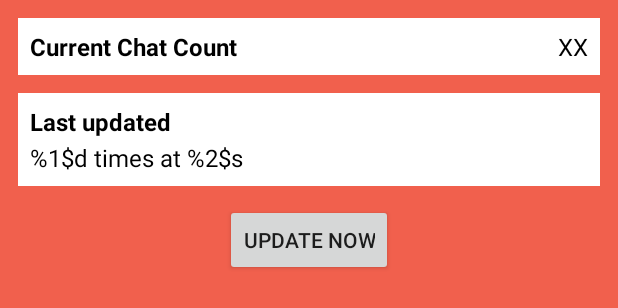
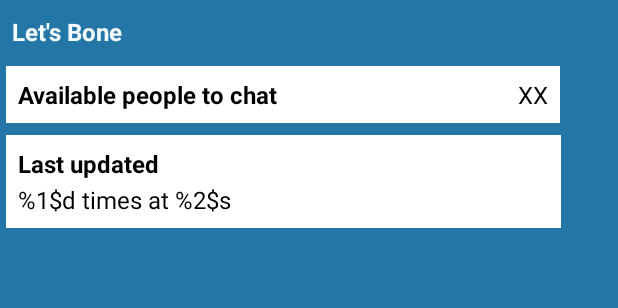
Before and after one commit to danask/LetsBone, an Android app: the layout new_info_widget.xml on its own in the app's theme, with its tools: preview values and no code run, on a phone screen of 412 x 824 dp. Shown: the top 308 px of the screen. Run offline under Robolectric (Android 15) with nearby library versions, the phone set to English and light mode, and no system bars.

Commit message:
Updated the widget and user notification service with a account info.

```diff
--- a/app/src/main/java/com/mobile/letsbone/ChatMenuFragment.java
+++ b/app/src/main/java/com/mobile/letsbone/ChatMenuFragment.java
@@ -88,7 +88,7 @@ public class ChatMenuFragment extends Fragment {
         BottomNavigationView navigation = (BottomNavigationView) view.findViewById(R.id.navigation);
         navigation.setOnNavigationItemSelectedListener(mOnNavigationItemSelectedListener);
 
-        // initial fragment
+        // initial fragment: frag to frag with bundle
         Fragment fragment = new ChatTabFragment();
         Bundle args = new Bundle();
         args.putString("date", date);
@@ -98,6 +98,7 @@ public class ChatMenuFragment extends Fragment {
         editor.putString("currentFragment", "ChatTabFragment");
         editor.commit();
 
+        // Dynamic Fragment
         loadFragment(fragment);
 
         return view;
@@ -107,8 +108,9 @@ public class ChatMenuFragment extends Fragment {
     {
         if(fragment != null)
         {
+            // Dynamic Fragment
             FragmentTransaction ft = getFragmentManager().beginTransaction();
-            ft.replace(R.id.ChatTabFragment_containter, fragment);
+            ft.replace(R.id.ChatTabFragment_containter, fragment);  // on the frameLayout
             ft.commit();
 
             return true;
--- a/app/src/main/java/com/mobile/letsbone/NewInfoWidget.java
+++ b/app/src/main/java/com/mobile/letsbone/NewInfoWidget.java
@@ -41,7 +41,10 @@ public class NewInfoWidget extends AppWidgetProvider {
         // Get the current time.
         String dateString = DateFormat.getTimeInstance(DateFormat.SHORT).format(new Date());
 
-        views.setTextViewText(R.id.appwidget_id, String.valueOf(appWidgetId));  // this should be from # of chat
+        // TODO: People count from Firebase
+        int numOfPeople = 1;
+
+        views.setTextViewText(R.id.appwidget_id, String.valueOf(numOfPeople));  // this should be from # of chat
         views.setTextViewText(R.id.appwidget_update,
                                 context.getResources().getString(
                                                         R.string.date_count_format,
--- a/app/src/main/res/layout/new_info_widget.xml
+++ b/app/src/main/res/layout/new_info_widget.xml
@@ -21,18 +21,58 @@
         xmlns:tools="http://schemas.android.com/tools"
         android:layout_width="match_parent"
         android:layout_height="match_parent"
-        android:background="#f1604d"
+        android:background="@color/colorPrimary"
         android:padding="@dimen/widget_margin">
 
         <!-- Panel for Widget ID -->
         <LinearLayout
-            android:id="@+id/section_id"
+            android:id="@+id/section_title"
             style="@style/AppWidgetSection"
             android:layout_width="match_parent"
             android:layout_height="wrap_content"
             android:layout_alignParentStart="true"
             android:layout_alignParentLeft="true"
             android:layout_alignParentTop="true"
+            android:layout_marginStart="0dp"
+            android:layout_marginLeft="0dp"
+            android:layout_marginTop="2dp"
+            android:background="@color/colorPrimary"
+            android:orientation="horizontal">
+
+            <TextView
+                android:id="@+id/appwidget_title_label"
+                style="@style/AppWidgetLabel"
+                android:layout_width="0dp"
+                android:layout_height="wrap_content"
+                android:layout_alignStart="@+id/section_title"
+                android:layout_alignTop="@+id/section_title"
+                android:layout_alignEnd="@+id/section_title"
+                android:layout_alignBottom="@+id/section_title"
+                android:layout_weight="2"
+                android:text="@string/app_name"
+                android:textColor="@color/blueLightBackground" />
+
+            <!--<TextView-->
+            <!--android:id="@+id/appwidget_id"-->
+            <!--style="@style/AppWidgetText"-->
+            <!--android:layout_width="0dp"-->
+            <!--android:layout_height="wrap_content"-->
+            <!--android:layout_weight="1"-->
+            <!--android:gravity="end"-->
+            <!--android:text="XX" />-->
+        </LinearLayout>
+
+        <!-- Panel for Widget ID -->
+        <LinearLayout
+            android:id="@+id/section_id"
+            style="@style/AppWidgetSection"
+            android:layout_width="369dp"
+            android:layout_height="wrap_content"
+            android:layout_below="@+id/section_title"
+            android:layout_alignParentStart="true"
+            android:layout_alignParentLeft="true"
+            android:layout_margin="4dp"
+            android:layout_marginStart="4dp"
             android:orientation="horizontal">
 
             <TextView
@@ -57,11 +97,13 @@
         <LinearLayout
             android:id="@+id/section_update"
             style="@style/AppWidgetSection"
-            android:layout_width="match_parent"
+            android:layout_width="370dp"
             android:layout_height="wrap_content"
             android:layout_below="@+id/section_id"
             android:layout_alignParentStart="true"
             android:layout_alignParentLeft="true"
+            android:layout_margin="4dp"
+            android:layout_marginStart="4dp"
             android:orientation="vertical">
 
             <TextView
@@ -88,6 +130,8 @@
             android:layout_height="wrap_content"
             android:layout_below="@+id/section_update"
             android:layout_centerHorizontal="true"
-            android:text="@string/widget_button_update" />
+            android:layout_marginTop="5dp"
+            android:text="@string/widget_button_update"
+            android:visibility="invisible" />
     </RelativeLayout>
 </RelativeLayout>
--- a/app/src/main/res/values/strings.xml
+++ b/app/src/main/res/values/strings.xml
@@ -99,10 +99,9 @@
     <string name="hello_blank_fragment">Hello blank fragment</string>
 
 
-
     <!-- widget -->
     <!-- Heading for the app widget ID panel. -->
-    <string name="widget_id_label">Current Chat Count</string>
+    <string name="widget_id_label">Available people to chat</string>
 
     <!-- Heading for the updated panel. -->
     <string name="widget_update_label">Last updated</string>
--- a/app/src/main/res/xml/new_info_widget_info.xml
+++ b/app/src/main/res/xml/new_info_widget_info.xml
@@ -3,7 +3,7 @@
     android:initialKeyguardLayout="@layout/new_info_widget"
     android:initialLayout="@layout/new_info_widget"
     android:minWidth="220dp"
-    android:minHeight="110dp"
+    android:minHeight="250dp"
     android:previewImage="@drawable/user1"
     android:resizeMode="horizontal|vertical"
     android:updatePeriodMillis="86400000"
```
Also changed, not shown: app/src/main/java/com/mobile/letsbone/NotificationService.java (+42 -8 lines), app/src/main/java/com/mobile/letsbone/SignInActivity.java (+12 -8 lines), app/src/main/res/layout/chat_tabs.xml (+3 -45 lines).
